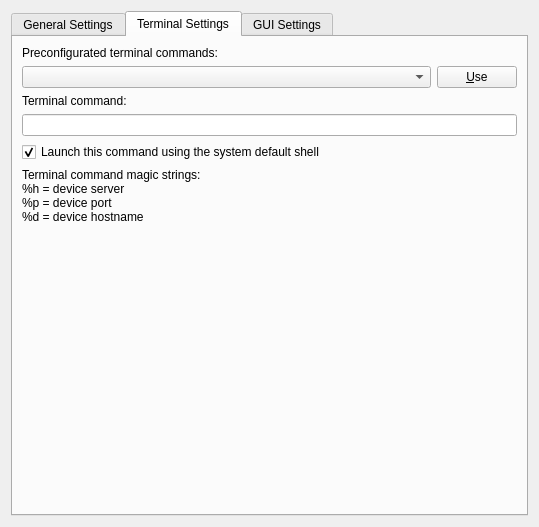
Above: src/GNS3/Ui/ConfigurationPages/Form_PreferencesGeneral.ui from GNS3/gns3-legacy before the change. Below: the same form after it.
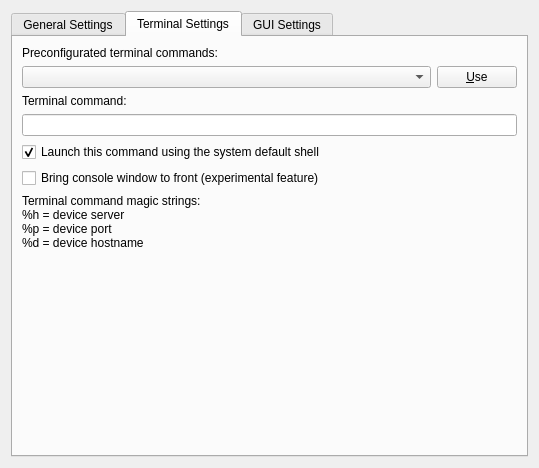
That is the form after the change. The open tabs and pages were chosen to show the change.

Commit message: Added Live traffic capture feature by Technologov

What changed in the file:
```diff
--- a/src/GNS3/Ui/ConfigurationPages/Form_PreferencesGeneral.ui
+++ b/src/GNS3/Ui/ConfigurationPages/Form_PreferencesGeneral.ui
@@ -7,7 +7,7 @@
     <x>0</x>
     <y>0</y>
     <width>539</width>
-    <height>527</height>
+    <height>453</height>
    </rect>
   </property>
   <property name="windowTitle">
@@ -252,7 +252,7 @@
          </property>
         </widget>
        </item>
-       <item row="5" column="0">
+       <item row="7" column="0">
         <widget class="QLabel" name="label_9">
          <property name="text">
           <string>Terminal command magic strings:
@@ -262,7 +262,7 @@
          </property>
         </widget>
        </item>
-       <item row="6" column="0" colspan="2">
+       <item row="8" column="0" colspan="2">
         <spacer name="verticalSpacer">
          <property name="orientation">
           <enum>Qt::Vertical</enum>
@@ -275,6 +275,16 @@
          </property>
         </spacer>
        </item>
+       <item row="6" column="0">
+        <widget class="QCheckBox" name="checkBoxBringConsoleToFront">
+         <property name="toolTip">
+          <string>&lt;html&gt;This option will attempt to bring existing opened console window to front, instead of opening a new window.&lt;br&gt;If no existing opened console window exists, it will start a new  console window.&lt;/html&gt;</string>
+         </property>
+         <property name="text">
+          <string>Bring console window to front (experimental feature)</string>
+         </property>
+        </widget>
+       </item>
       </layout>
      </widget>
      <widget class="QWidget" name="tab_2">
```
Left out of the diff: 2 changed lines with no effect on the pictures. The commit also changes 40 other files.
